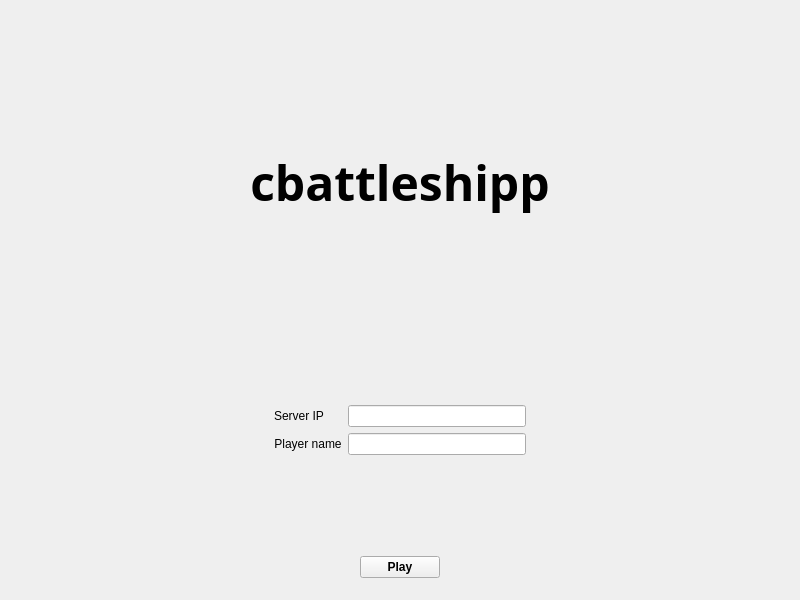
MATF-RS19/RS022-cbattleshipp, file src/CBattleShipp/mainwindow.ui: the form before one commit.
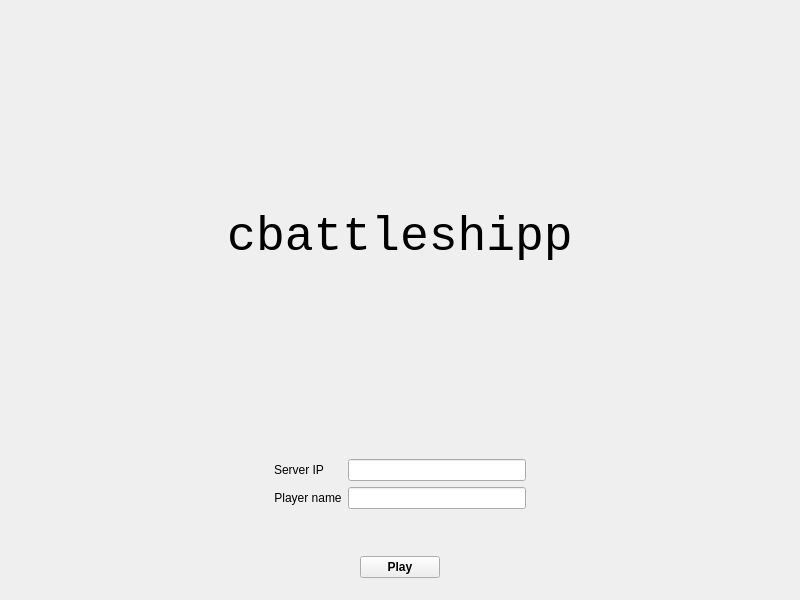
The form after the commit.

```diff
--- a/src/CBattleShipp/mainwindow.ui
+++ b/src/CBattleShipp/mainwindow.ui
@@ -39,12 +39,18 @@
           </item>
           <item>
            <widget class="QLabel" name="label">
+            <property name="minimumSize">
+             <size>
+              <width>0</width>
+              <height>350</height>
+             </size>
+            </property>
             <property name="font">
              <font>
-              <family>Fira Mono</family>
+              <family>Monospace</family>
               <pointsize>36</pointsize>
-              <weight>75</weight>
-              <bold>true</bold>
+              <weight>50</weight>
+              <bold>false</bold>
              </font>
             </property>
             <property name="text">
```
